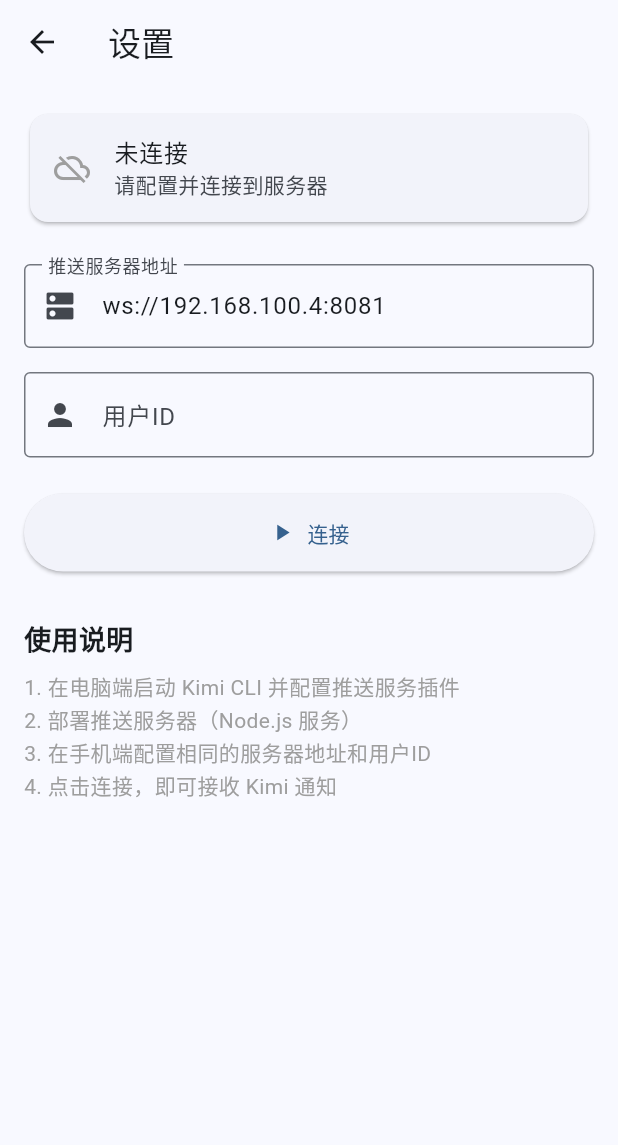
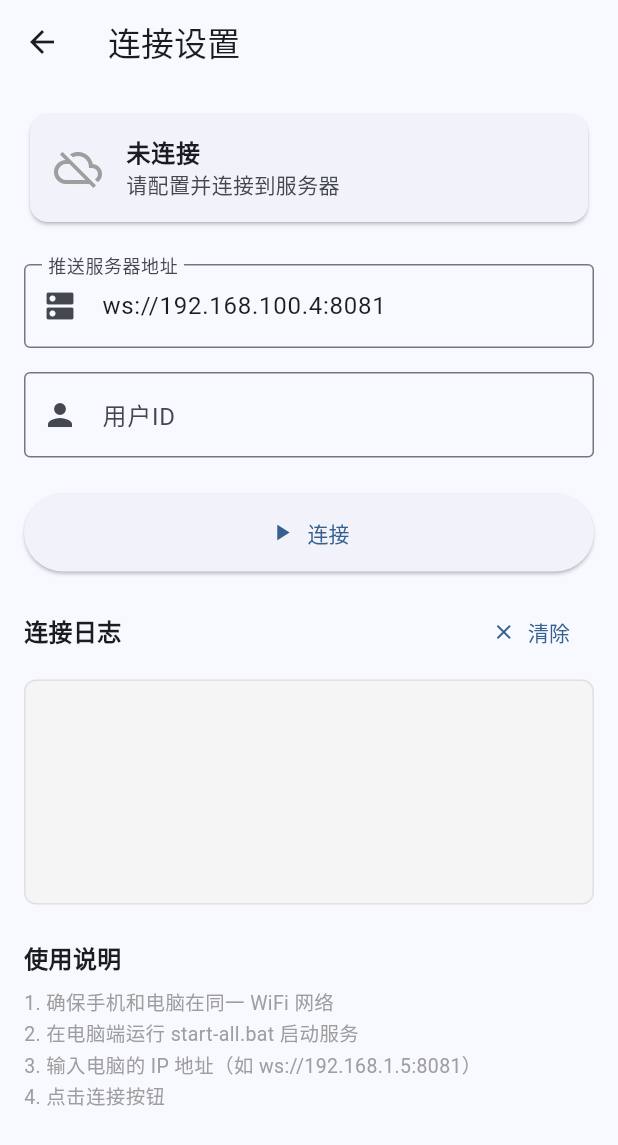
Before and after one commit to OldYuTou/TaroShell, a Flutter app: the SettingsScreen screen opened directly, on a phone screen of 412 x 824 dp. Shown: the top 1145 px of the screen. Run offline on Flutter 3.47's test engine with Material 3 defaults, Android fonts, the phone set to English and light mode, and no system bars; our stand-ins replace firebase_messaging, flutter_bloc, flutter_local_notifications, shared_preferences; accounts and stored records are empty.

Commit message:
Add detailed error logging and connection status display in mobile app

```diff
--- a/kimi-remote-control-v2/mobile-client/lib/screens/settings_screen.dart
+++ b/kimi-remote-control-v2/mobile-client/lib/screens/settings_screen.dart
@@ -17,6 +17,12 @@ class _SettingsScreenState extends State<SettingsScreen> {
   final _userIdController = TextEditingController();
 
   bool _isConnected = false;
+  String? _errorMessage;
+  String _statusMessage = '未连接';
+  List<String> _logs = [];
+
+  // 最大日志条数
+  static const int _maxLogs = 50;
 
   @override
   void initState() {
@@ -52,16 +58,48 @@ class _SettingsScreenState extends State<SettingsScreen> {
     context.read<RemoteBloc>().add(DisconnectEvent());
   }
 
+  void _addLog(String log) {
+    setState(() {
+      _logs.add('[${DateTime.now().toString().substring(11, 19)}] $log');
+      if (_logs.length > _maxLogs) {
+        _logs.removeAt(0);
+      }
+    });
+  }
+
   @override
   Widget build(BuildContext context) {
     return Scaffold(
       appBar: AppBar(
-        title: const Text('设置'),
+        title: const Text('连接设置'),
       ),
       body: BlocListener<RemoteBloc, RemoteState>(
         listener: (context, state) {
           setState(() {
-            _isConnected = state is RemoteConnected;
+            if (state is RemoteInitial) {
+              _isConnected = false;
+              _statusMessage = '未连接';
+              _errorMessage = null;
+            } else if (state is RemoteConnecting) {
+              _isConnected = false;
+              _statusMessage = '正在连接...';
+              _errorMessage = null;
+              _addLog('正在连接到服务器...');
+            } else if (state is RemoteConnected) {
+              _isConnected = true;
+              _statusMessage = '已连接';
+              _errorMessage = null;
+              _addLog('连接成功！');
+            } else if (state is RemoteDisconnected) {
+              _isConnected = false;
+              _statusMessage = '已断开';
+              _addLog('连接已断开');
+            } else if (state is RemoteError) {
+              _isConnected = false;
+              _statusMessage = '连接失败';
+              _errorMessage = state.message;
+              _addLog('错误: ${state.message}');
+            }
           });
         },
         child: Padding(
@@ -73,15 +111,36 @@ class _SettingsScreenState extends State<SettingsScreen> {
               children: [
                 // 连接状态
                 Card(
-                  child: ListTile(
-                    leading: Icon(
-                      _isConnected ? Icons.cloud_done : Icons.cloud_off,
-                      color: _isConnected ? Colors.green : Colors.grey,
-                    ),
-                    title: Text(_isConnected ? '已连接' : '未连接'),
-                    subtitle: Text(_isConnected
-                        ? '正在接收 Kimi 通知'
-                        : '请配置并连接到服务器'),
+                  color: _isConnected ? Colors.green[50] : (_errorMessage != null ? Colors.red[50] : null),
+                  child: Column(
+                    children: [
+                      ListTile(
+                        leading: Icon(
+                          _isConnected ? Icons.cloud_done : (_errorMessage != null ? Icons.error : Icons.cloud_off),
+                          color: _isConnected ? Colors.green : (_errorMessage != null ? Colors.red : Colors.grey),
+                          size: 32,
+                        ),
+                        title: Text(
+                          _statusMessage,
+                          style: TextStyle(
+                            fontWeight: FontWeight.bold,
+                            color: _isConnected ? Colors.green[700] : (_errorMessage != null ? Colors.red[700] : null),
+                          ),
+                        ),
+                        subtitle: Text(_isConnected
+                            ? '正在接收 Kimi 通知'
+                            : (_errorMessage ?? '请配置并连接到服务器')),
+                      ),
+                      if (_errorMessage != null)
+                        Container(
+                          padding: const EdgeInsets.fromLTRB(16, 0, 16, 16),
+                          alignment: Alignment.centerLeft,
+                          child: Text(
+                            '错误详情: $_errorMessage',
+                            style: TextStyle(color: Colors.red[600], fontSize: 12),
+                          ),
+                        ),
+                    ],
                   ),
                 ),
                 const SizedBox(height: 24),
@@ -141,20 +200,65 @@ class _SettingsScreenState extends State<SettingsScreen> {
                   ),
                 ),
 
-                const SizedBox(height: 32),
+                const SizedBox(height: 16),
+
+                // 调试日志
+                Row(
+                  mainAxisAlignment: MainAxisAlignment.spaceBetween,
+                  children: [
+                    const Text(
+                      '连接日志',
+                      style: TextStyle(fontSize: 16, fontWeight: FontWeight.bold),
+                    ),
+                    TextButton.icon(
+                      onPressed: () => setState(() => _logs.clear()),
+                      icon: const Icon(Icons.clear, size: 16),
+                      label: const Text('清除'),
+                    ),
+                  ],
+                ),
+                const SizedBox(height: 8),
+                Container(
+                  height: 150,
+                  decoration: BoxDecoration(
+                    color: Colors.grey[100],
+                    borderRadius: BorderRadius.circular(8),
+                    border: Border.all(color: Colors.grey[300]!),
+                  ),
+                  child: ListView.builder(
+                    padding: const EdgeInsets.all(8),
+                    itemCount: _logs.length,
+                    itemBuilder: (context, index) {
+                      return Text(
+                        _logs[index],
+                        style: TextStyle(
+                          fontSize: 11,
+                          fontFamily: 'monospace',
+                          color: _logs[index].contains('错误') || _logs[index].contains('失败')
+                              ? Colors.red
+                              : _logs[index].contains('成功')
+                                  ? Colors.green
+                                  : Colors.black87,
+                        ),
+                      );
+                    },
+                  ),
+                ),
+
+                const SizedBox(height: 24),
 
                 // 使用说明
                 const Text(
                   '使用说明',
-                  style: TextStyle(fontSize: 18, fontWeight: FontWeight.bold),
+                  style: TextStyle(fontSize: 16, fontWeight: FontWeight.bold),
                 ),
                 const SizedBox(height: 8),
                 const Text(
-                  '1. 在电脑端启动 Kimi CLI 并配置推送服务插件\n'
-                  '2. 部署推送服务器（Node.js 服务）\n'
-                  '3. 在手机端配置相同的服务器地址和用户ID\n'
-                  '4. 点击连接，即可接收 Kimi 通知',
-                  style: TextStyle(color: Colors.grey, height: 1.5),
+                  '1. 确保手机和电脑在同一 WiFi 网络\n'
+                  '2. 在电脑端运行 start-all.bat 启动服务\n'
+                  '3. 输入电脑的 IP 地址（如 ws://192.168.1.5:8081）\n'
+                  '4. 点击连接按钮',
+                  style: TextStyle(color: Colors.grey, height: 1.5, fontSize: 13),
                 ),
               ],
             ),
```
Also changed, not shown: kimi-remote-control-v2/mobile-client/lib/bloc/remote_bloc.dart (+10 -1 lines), kimi-remote-control-v2/mobile-client/lib/services/websocket_service.dart (+77 -11 lines).
